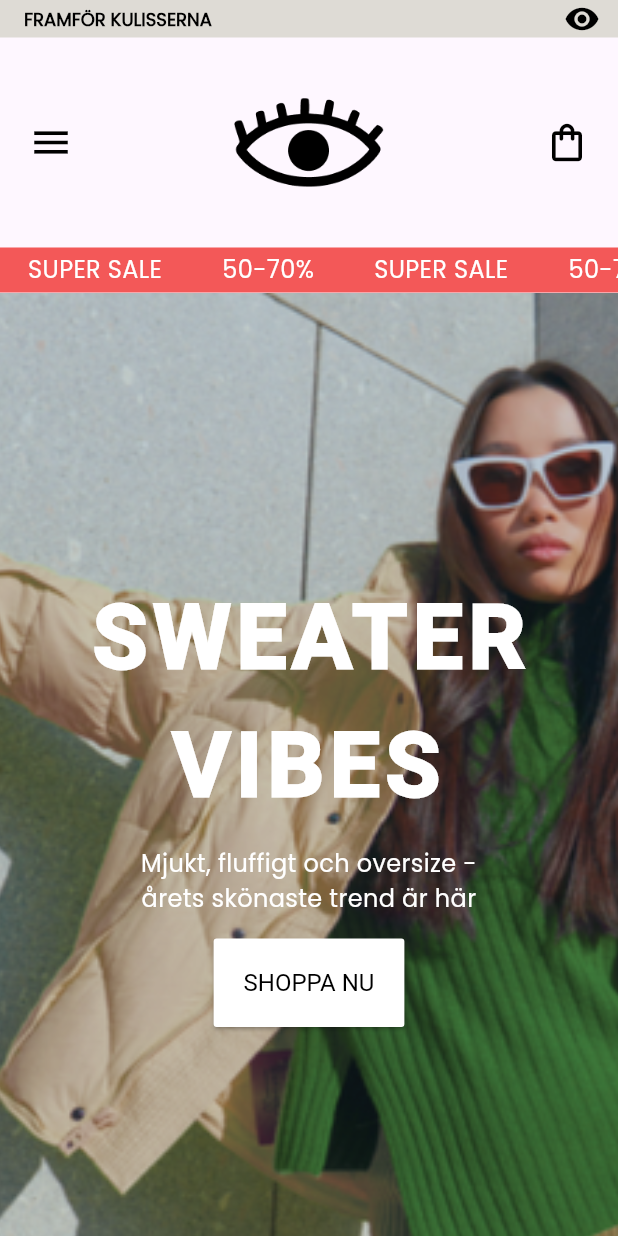
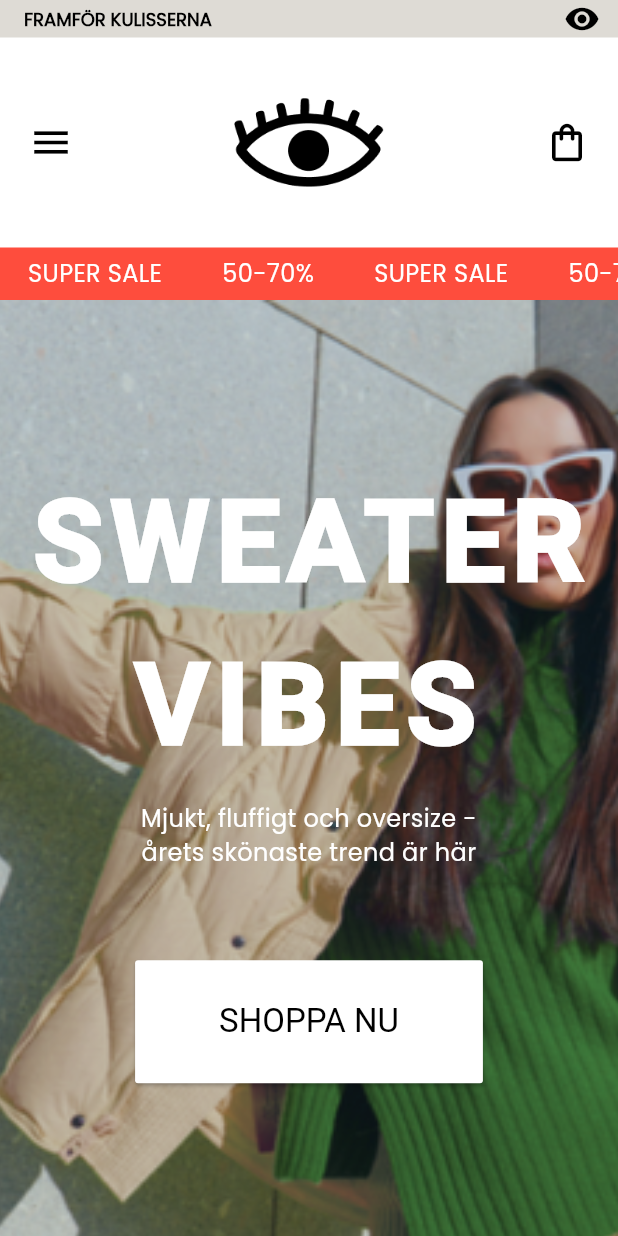
Before and after one commit to Jimleskog/bakom_kulisserna, a Flutter app: the screen it shows after launch, after a tap on the "menu" icon, on a phone screen of 412 x 824 dp. Run offline on Flutter 3.47's test engine with Material 3 defaults, Android fonts, the phone set to English and light mode, and no system bars; our stand-ins replace google_fonts.

Commit message:
newest additions!

```diff
--- a/lib/jane/colors.dart
+++ b/lib/jane/colors.dart
@@ -2,7 +2,7 @@ import 'package:flutter/material.dart';
 
 import 'fonts.dart';
 
-const Color flashColor = Color.fromRGBO(243, 88, 88, 1);
+const Color flashColor = Color.fromRGBO(254, 77, 61, 1);
 const Color smallBannerColor = Color.fromARGB(255, 255, 255, 255);
 const Color smallBannerTextColor = Colors.black;
 const Color colorOnPictureTexts = Color.fromARGB(255, 255, 255, 255);
@@ -10,11 +10,14 @@ const Color colorOnTextsWithColoredBackground = Colors.white;
 
 double desktopToMobileWidth = 600;
 
+const double spaceBetweenRows = 38;
+
+const double picturePadding = 14;
+
 var elevatedButtonThemeData = ElevatedButtonThemeData(
   style: ElevatedButton.styleFrom(
-    padding: const EdgeInsets.all(
-      20,
-    ),
+    padding: const EdgeInsets.fromLTRB(56, 28, 56, 28),
+
     backgroundColor: Colors.white, // Background color
     foregroundColor: Colors.black, // Text color
     textStyle: AppFont.buttonTexts,
--- a/lib/jane/fashionwidgets.dart
+++ b/lib/jane/fashionwidgets.dart
@@ -15,7 +15,7 @@ List<Widget> fashionWidgets(
         'Mjukt, fluffigt och oversize - årets skönaste trend är här',
         'SHOPPA NU',
         true),
-    buildsmallContainerBanner('Köp nu - betala senare'),
+    buildsmallContainerBanner('Köp nu - Betala senare'),
     buildPictureRow(context, [
       PictureData(picture: 'U1JWemyA.png', button: 'NEW ARRIVALS'),
       PictureData(picture: 't6xmCctQ.png', button: 'COLLAB W/ HANNA H'),
@@ -23,7 +23,7 @@ List<Widget> fashionWidgets(
     ]),
     buildCategorySection('SUPER SALE', 'Passa på: 50-70% på allt!',
         'SHOPPA REA', 'supersale.png'),
-    const SizedBox(height: 16),
+    const SizedBox(height: spaceBetweenRows),
     buildPictureWholeScreeenWidget(
         extraText: 'CONCIOUS',
         context,
@@ -32,7 +32,7 @@ List<Widget> fashionWidgets(
         'Vår planet, vårt ansvar. Återvunna fibrer och skarpa siluetter.',
         'SHOPPA NU',
         false),
-    const SizedBox(height: 16),
+    const SizedBox(height: spaceBetweenRows),
     buildSubscriptionSection(
       headerText: 'Få 10% rabatt & massa inspo!',
       descriptionText:
--- a/lib/jane/fonts.dart
+++ b/lib/jane/fonts.dart
@@ -53,11 +53,11 @@ class AppFont {
   static const TextStyle linkTexts = TextStyle(
     fontSize: 15,
     color: Colors.black,
-    decoration: TextDecoration.underline,
+    // decoration: TextDecoration.underline,
   );
 
   static const TextStyle buttonTexts = TextStyle(
-    fontSize: 16,
+    fontSize: 22,
     // fontWeight: FontWeight.bold,
   );
 
--- a/lib/jane/realitywidgets.dart
+++ b/lib/jane/realitywidgets.dart
@@ -1,5 +1,6 @@
 import 'package:flutter/material.dart';
 import '../widgets/widgets.dart';
+import 'colors.dart';
 
 List<Widget> buildRealityWidgets(
     ScrollController controller, BuildContext context, bool isMobile) {
@@ -18,7 +19,7 @@ List<Widget> buildRealityWidgets(
         'Långa arbetsdagar, låg lön, och utan skyddsnät - upplev modeindustrins baksida',
         'TESTA NU',
         true),
-    buildsmallContainerBanner('Köp nu - betala med pengar du inte har'),
+    buildsmallContainerBanner('Köp nu - Betala med pengar du inte har'),
     buildPictureRow(context, [
       PictureData(picture: 'DQrG3n9w.png', button: 'HUR MODE BLIR AVFALL'),
       PictureData(picture: 'QyGzjzSg.png', button: 'INFLUENCER-KULTUR'),
@@ -29,7 +30,7 @@ List<Widget> buildRealityWidgets(
         'Vad är egentligen rea? Och vem betalar priset för låga priser?',
         'VAD ÄR REA',
         'superfail.png'),
-    const SizedBox(height: 16),
+    const SizedBox(height: spaceBetweenRows),
     buildPictureWholeScreeenWidget(
         context,
         buildAssetString('72AAJAWA.png'),
@@ -37,11 +38,11 @@ List<Widget> buildRealityWidgets(
         '"Återvunna fibrer", "mer hållbart", "recycled" - visst låter det bra? Kanske för bra för att vara sant?',
         'SPELA "GREENSWASHER"',
         false),
-    const SizedBox(height: 16),
+    const SizedBox(height: spaceBetweenRows),
     buildSubscriptionSection(
-      headerText: 'Vill du bli ännu svårare att lura?',
+      headerText: 'Vad är grejen med nyhetsbrev?',
       descriptionText:
-          'Prenumera på nyhetsbrevet där du får höra mer om greenwashing-fails, manipulativ marknadsföring och inte-så-hållbara hållbarhetsinitiativ',
+          'Varför får man dem så ofta? Och kan någon se om du har öppnat ett?',
       buttonText: 'JAG VILL VETA',
       shopSectionHeader: 'Lärare',
       shopLinks: ['Begrepp', 'Video & Artiklar', 'Läromaterial'],
--- a/lib/pages/bakom_kulisserna.dart
+++ b/lib/pages/bakom_kulisserna.dart
@@ -124,6 +124,7 @@ class BakomKulissernaMainPageState extends State<BakomKulissernaMainPage>
           ),
         ],
       ),
+      backgroundColor: Colors.white,
       body: AnimatedBuilder(
         animation: _flipAnimation,
         builder: (context, child) {
--- a/lib/widgets/widgets.dart
+++ b/lib/widgets/widgets.dart
@@ -18,17 +18,24 @@ String buildAssetString(String assetString) {
 
 Widget buildsmallContainerBanner(String text) {
   return Container(
+    decoration: const BoxDecoration(
       color: smallBannerColor,
-    height: 30,
+      border: Border(
+        top: BorderSide(color: Colors.black, width: 1),
+        bottom: BorderSide(color: Colors.black, width: 1),
+      ),
+    ),
+    height: 40,
     child: Row(
       mainAxisAlignment: MainAxisAlignment.center,
       children: [
         Text(text,
             style: AppFont.bannerTexts
-                .copyWith(color: smallBannerTextColor, fontSize: 14)),
+                .copyWith(color: smallBannerTextColor, fontSize: 18)),
         const Icon(
-          Icons.arrow_forward,
+          Icons.arrow_right,
           color: smallBannerTextColor,
+          size: 40,
         )
       ],
     ),
@@ -44,12 +51,19 @@ Widget buildPictureWithButton(
     padding: const EdgeInsets.all(14.0),
     child: Stack(
       children: [
-        SizedBox(
+        Container(
           width: double.infinity,
           height: height,
-          child: Image.asset(
-            imagePath,
-            fit: BoxFit.fitHeight,
+          decoration: BoxDecoration(
+            image: DecorationImage(
+              image: AssetImage(imagePath),
+              fit: BoxFit.cover,
+            ),
+          ),
+          child: Container(
+            decoration: BoxDecoration(
+              border: Border.all(color: Colors.black, width: 1),
+            ),
           ),
         ),
         Positioned(
@@ -57,12 +71,18 @@ Widget buildPictureWithButton(
           left: 0,
           right: 0,
           child: Padding(
-            padding: const EdgeInsets.fromLTRB(20, 20, 20, 40),
+            padding: const EdgeInsets.all(
+              40,
+            ),
             child: Align(
               alignment: Alignment.bottomCenter,
               child: ElevatedButton(
                 onPressed: () {},
-                // style: ElevatedButton.styleFrom(),
+                style: ElevatedButton.styleFrom(
+                  padding: const EdgeInsets.all(28),
+                  minimumSize:
+                      const Size(double.infinity, 50), // Expand button width
+                ),
                 child: FittedBox(fit: BoxFit.fitWidth, child: Text(buttonText)),
               ),
             ),
@@ -93,18 +113,20 @@ List<Widget> _smallPictureRow(
 
 Widget buildPictureRow(BuildContext context, List<PictureData> data) {
   return Padding(
-    padding: const EdgeInsets.all(25.0),
+    padding: const EdgeInsets.fromLTRB(25, spaceBetweenRows - picturePadding,
+        25, spaceBetweenRows - picturePadding + 20),
     child: MediaQuery.of(context).size.width < desktopToMobileWidth
-        ? Wrap(children: _smallPictureRow(data: data, height: 450))
+        ? Wrap(children: _smallPictureRow(data: data, height: 500))
         : Row(
             mainAxisAlignment: MainAxisAlignment.spaceEvenly,
-            children: _smallPictureRow(data: data, expand: true, height: 650)),
+            children: _smallPictureRow(data: data, expand: true, height: 750)),
   );
 }
 
 Widget buildPictureWholeScreeenWidget(BuildContext context, String assetString,
     String titleText, String subtitleText, String buttonText, bool alignCenter,
     {String? extraText}) {
+  bool isDesktop = MediaQuery.of(context).size.width > desktopToMobileWidth;
   return Stack(
     children: [
       SizedBox(
@@ -117,9 +139,7 @@ Widget buildPictureWholeScreeenWidget(BuildContext context, String assetString,
                 child: Image.asset(
                   assetString,
                   alignment:
-                      MediaQuery.of(context).size.width > desktopToMobileWidth
-                          ? Alignment.center
-                          : const Alignment(0.35, 1),
+                      isDesktop ? Alignment.center : const Alignment(0.35, 1),
                   fit: BoxFit.cover,
                   // alignment: Alignment.topRight,
                 ),
@@ -139,7 +159,7 @@ Widget buildPictureWholeScreeenWidget(BuildContext context, String assetString,
                     if (extraText != null)
                       Padding(
                           padding: EdgeInsets.symmetric(
-                              horizontal: alignCenter ? 60 : 20),
+                              horizontal: isDesktop ? 60 : 20),
                           child: FittedBox(
                             // alignment: alignCenter
                             //     ? Alignment.center
@@ -163,7 +183,7 @@ Widget buildPictureWholeScreeenWidget(BuildContext context, String assetString,
                           )),
                     Padding(
                         padding: EdgeInsets.symmetric(
-                            horizontal: alignCenter ? 60 : 20),
+                            horizontal: isDesktop ? 60 : 20),
                         child: FittedBox(
                           // alignment: alignCenter
                           //     ? Alignment.center
@@ -186,7 +206,11 @@ Widget buildPictureWholeScreeenWidget(BuildContext context, String assetString,
                     const SizedBox(height: 20),
                     Padding(
                       padding: EdgeInsets.symmetric(
-                          horizontal: alignCenter ? 80 : 20),
+                          horizontal: alignCenter
+                              ? 80
+                              : isDesktop
+                                  ? 60
+                                  : 20),
                       child: MediaQuery.of(context).size.width >
                               desktopToMobileWidth
                           ? FittedBox(
@@ -214,15 +238,16 @@ Widget buildPictureWholeScreeenWidget(BuildContext context, String assetString,
                       // ),
                     ),
                     Padding(
-                      padding: const EdgeInsets.all(15),
+                      padding: EdgeInsets.fromLTRB(
+                          isDesktop ? 60 : 20, 60, isDesktop ? 60 : 20, 60),
                       child: ElevatedButton(
                         onPressed: () {},
                         style: alignCenter
                             ? null
                             : ElevatedButton.styleFrom(
-                                padding: const EdgeInsets.all(
-                                  20,
-                                ),
+                                // padding: const EdgeInsets.all(
+                                //   20,
+                                // ),
                                 backgroundColor:
                                     Colors.black, // Background color
                                 foregroundColor: Colors.white, // Text color
@@ -376,7 +401,7 @@ Widget buildHeader({required String logo, required String searchString}) {
 Widget buildRollingBanner(List<String> texts, ScrollController controller) {
   return Container(
     color: flashColor,
-    height: 30,
+    height: 35,
     child: ListView.builder(
       scrollDirection: Axis.horizontal,
       controller: controller,
@@ -479,10 +504,12 @@ Widget buildSubscriptionSection({
                 textAlign: TextAlign.center,
               ),
               const SizedBox(height: 20),
-              ElevatedButton(
+              Padding(
+                padding: const EdgeInsets.all(20),
+                child: ElevatedButton(
                   onPressed: () {},
                   style: ElevatedButton.styleFrom(
-                  padding: const EdgeInsets.all(20),
+                    // padding: const EdgeInsets.all(20),
                     backgroundColor: const Color.fromARGB(255, 202, 190, 186),
                     foregroundColor: Colors.black,
                     textStyle: AppFont.buttonTexts,
@@ -493,6 +520,7 @@ Widget buildSubscriptionSection({
                   ),
                   child: Text(
                     buttonText,
+                  ),
                 ),
               ),
               const SizedBox(height: 40),
@@ -524,18 +552,36 @@ Widget buildSubscriptionSection({
                       children: [
                         Image.asset(buildAssetString('socialmedia.png')),
                         const SizedBox(height: 20),
-                        Image.asset(
+                        ElevatedButton(
+                          onPressed: () {
+                            // Handle Creatika logo button press
+                          },
+                          style: ElevatedButton.styleFrom(
+                            backgroundColor: Colors.transparent,
+                            shadowColor: Colors.transparent,
+                          ),
+                          child: Image.asset(
                             buildAssetString('creatika.png'),
                             width: 150,
+                          ),
                         ),
                       ],
                     )
                   : Row(
                       mainAxisAlignment: MainAxisAlignment.spaceBetween,
                       children: [
-                        Image.asset(
+                        ElevatedButton(
+                          onPressed: () {
+                            // Handle Creatika logo button press
+                          },
+                          style: ElevatedButton.styleFrom(
+                            backgroundColor: Colors.transparent,
+                            shadowColor: Colors.transparent,
+                          ),
+                          child: Image.asset(
                             buildAssetString('creatika.png'),
                             width: 150,
+                          ),
                         ),
                         Image.asset(buildAssetString('socialmedia.png')),
                         const SizedBox(width: 150),
@@ -581,7 +627,7 @@ Widget _buildSection(String sectionHeader, List<String> sectionLinks) {
     crossAxisAlignment: CrossAxisAlignment.center,
     children: [
       Text(sectionHeader, style: AppFont.footerAndLinkHeader),
-      const SizedBox(height: 10),
+      const SizedBox(height: 16),
       for (String link in sectionLinks)
         TextButton(
           onPressed: () {
```
Lines whose indentation alone changed are shown as unchanged.
